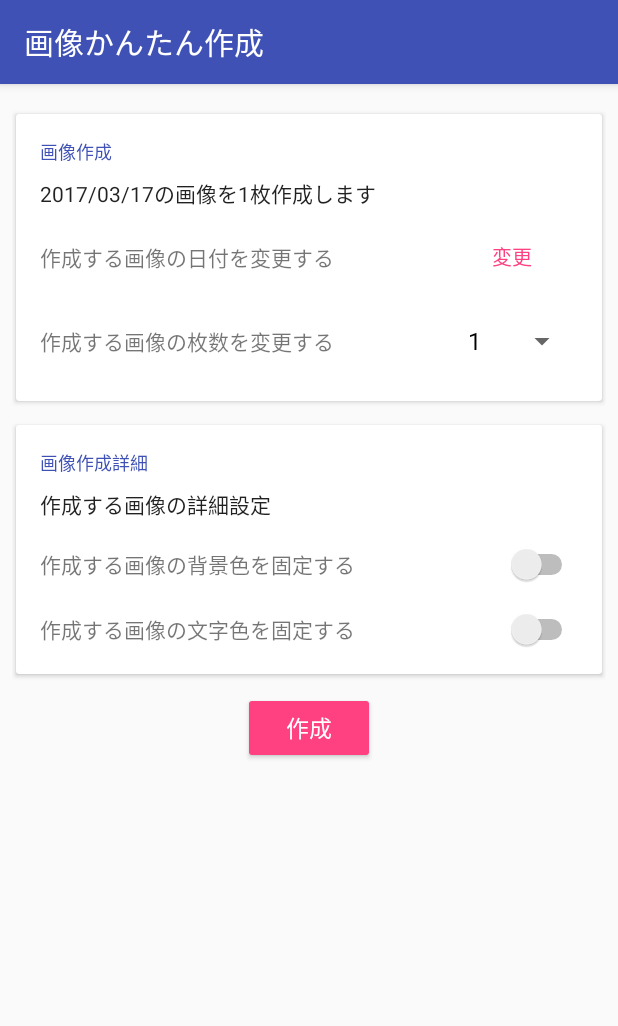
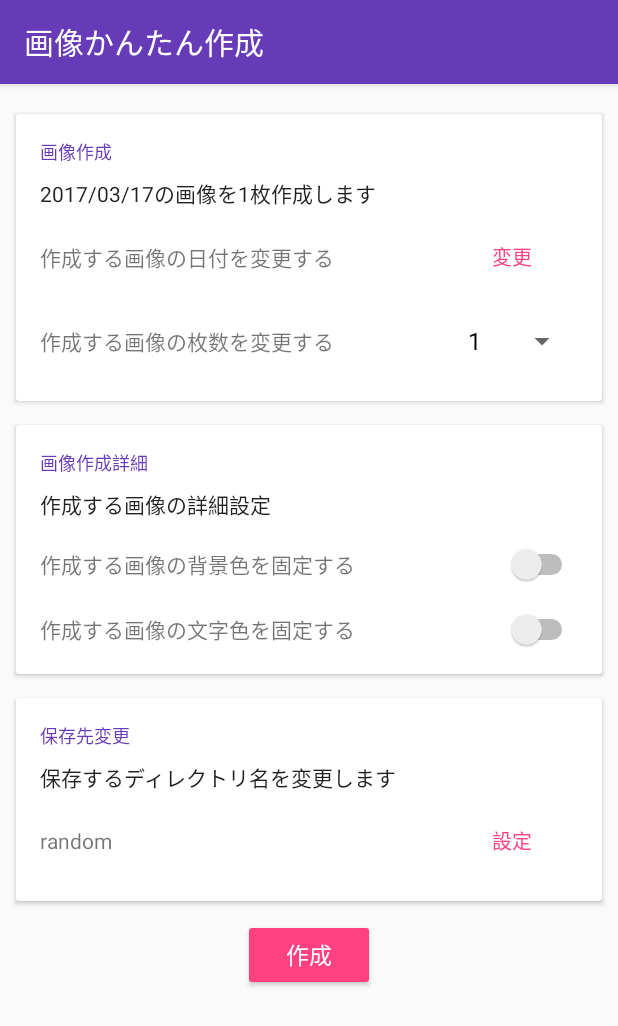
Before and after one commit to shts/SampleImageCreator, an Android app: the screen it shows after launch (MainActivity), on a phone screen of 412 x 824 dp. Shown: the top 1026 px of the screen. Run offline under Robolectric (Android 15) with nearby library versions, the phone set to English and light mode, and no system bars; our stand-ins replace ButterKnife; libraries missing offline, so code that uses them is left out: com.jakewharton.threetenabp, com.thebluealliance.spectrum, permissions.dispatcher, rx.android.schedulers, rx.schedulers and 1 more; 1 statement that could not run was skipped.

Commit message:
add feature

```diff
--- a/app/src/main/java/jp/shts/android/sampleimagecreator/MainActivity.java
+++ b/app/src/main/java/jp/shts/android/sampleimagecreator/MainActivity.java
@@ -3,6 +3,7 @@ package jp.shts.android.sampleimagecreator;
 import android.Manifest;
 import android.app.DatePickerDialog;
 import android.content.DialogInterface;
+import android.content.SharedPreferences;
 import android.net.Uri;
 import android.os.Bundle;
 import android.support.annotation.ColorInt;
@@ -11,11 +12,15 @@ import android.support.annotation.Nullable;
 import android.support.v4.util.Pair;
 import android.support.v7.app.AlertDialog;
 import android.support.v7.app.AppCompatActivity;
+import android.support.v7.preference.Preference;
+import android.view.LayoutInflater;
 import android.view.View;
+import android.view.ViewGroup;
 import android.widget.AdapterView;
 import android.widget.ArrayAdapter;
 import android.widget.CompoundButton;
 import android.widget.DatePicker;
+import android.widget.EditText;
 import android.widget.Spinner;
 import android.widget.Switch;
 import android.widget.TextView;
@@ -29,11 +34,14 @@ import org.threeten.bp.ZonedDateTime;
 import org.threeten.bp.format.DateTimeFormatter;
 
 import java.util.Locale;
+import java.util.prefs.PreferenceChangeEvent;
+import java.util.prefs.PreferenceChangeListener;
+import java.util.zip.Inflater;
 
 import butterknife.Bind;
 import butterknife.ButterKnife;
 import butterknife.OnClick;
-import jp.shts.android.sampleimagecreator.creator.SimpleImageCreator;
+import jp.shts.android.sampleimagecreator.creator.CustomImageCreator;
 import permissions.dispatcher.NeedsPermission;
 import permissions.dispatcher.OnNeverAskAgain;
 import permissions.dispatcher.OnPermissionDenied;
@@ -44,6 +52,8 @@ import rx.Subscriber;
 import rx.android.schedulers.AndroidSchedulers;
 import rx.schedulers.Schedulers;
 import rx.subscriptions.CompositeSubscription;
+
+import static jp.shts.android.sampleimagecreator.Store.KEY_DIRNAME;
 
 @RuntimePermissions
 public class MainActivity extends AppCompatActivity {
@@ -71,6 +81,9 @@ public class MainActivity extends AppCompatActivity {
     @Bind(R.id.background_color_preview)
     View colorPreviewBackground;
 
+    @Bind(R.id.dirname_text)
+    TextView editDirname;
+
     ZonedDateTime target;
 
     private int size = 10;
@@ -78,7 +91,17 @@ public class MainActivity extends AppCompatActivity {
     private Store store;
     private CompositeSubscription subscriptions = new CompositeSubscription();
     private FullscreenProgressDialog progressDialog;
-    private SimpleImageCreator creator;
+    private CustomImageCreator creator;
+
+    private SharedPreferences.OnSharedPreferenceChangeListener l
+            = new SharedPreferences.OnSharedPreferenceChangeListener() {
+        @Override
+        public void onSharedPreferenceChanged(SharedPreferences sharedPreferences, String key) {
+            if (KEY_DIRNAME.equals(key)) {
+                editDirname.setText(store.dirname());
+            }
+        }
+    };
 
     @Override
     protected void onCreate(@Nullable Bundle savedInstanceState) {
@@ -88,7 +111,7 @@ public class MainActivity extends AppCompatActivity {
 
         progressDialog = new FullscreenProgressDialog(this);
         store = new Store(this);
-        creator = new SimpleImageCreator(this) {
+        creator = new CustomImageCreator(this) {
 
             @Override
             protected int getBackgroundColor() {
@@ -175,6 +198,10 @@ public class MainActivity extends AppCompatActivity {
 
             }
         });
+
+        editDirname.setText(store.dirname());
+
+        store.pref().registerOnSharedPreferenceChangeListener(l);
     }
 
     private String createDateDescriptionText() {
@@ -219,6 +246,7 @@ public class MainActivity extends AppCompatActivity {
 
     @Override
     protected void onDestroy() {
+        store.pref().unregisterOnSharedPreferenceChangeListener(l);
         progressDialog.dismiss();
         subscriptions.unsubscribe();
         super.onDestroy();
@@ -325,4 +353,22 @@ public class MainActivity extends AppCompatActivity {
                 .show(MainActivity.this.getSupportFragmentManager(), "showColorPickerDialog");
     }
 
+    @OnClick(R.id.edit_dirname)
+    void onClickEditDirname() {
+        ViewGroup vg = (ViewGroup) LayoutInflater.from(this).inflate(R.layout.edit_dirname, null);
+        final EditText et = (EditText) vg.findViewById(R.id.editor);
+        et.setText(store.dirname());
+        new AlertDialog.Builder(this)
+                .setTitle("保存先のディレクトリ名を入力してください")
+                .setView(vg)
+                .setPositiveButton("設定", new DialogInterface.OnClickListener() {
+                    @Override
+                    public void onClick(DialogInterface dialog, int which) {
+                        store.dirname(et.getText().toString());
+                    }
+                })
+                .setNegativeButton("キャンセル", null)
+                .create()
+                .show();
+    }
 }
--- a/app/src/main/java/jp/shts/android/sampleimagecreator/Store.java
+++ b/app/src/main/java/jp/shts/android/sampleimagecreator/Store.java
@@ -1,21 +1,27 @@
 package jp.shts.android.sampleimagecreator;
 
+import android.annotation.SuppressLint;
 import android.content.Context;
 import android.content.SharedPreferences;
 import android.preference.PreferenceManager;
 import android.support.annotation.ColorInt;
 
-class Store {
+public class Store {
 
     private static final String KEY_ENABLE_BACKGROUND_COLOR = "key_background_color_enable";
     private static final String KEY_ENABLE_TEXT_COLOR = "key_text_color_enable";
     private static final String KEY_BACKGROUND_COLOR = "key_background_color";
     private static final String KEY_TEXT_COLOR = "key_text_color";
+    public static final String KEY_DIRNAME = "key_dirname";
 
     private final SharedPreferences pref;
 
-    Store(Context context) {
+    public Store(Context context) {
         this.pref = PreferenceManager.getDefaultSharedPreferences(context);
+    }
+
+    public SharedPreferences pref() {
+        return pref;
     }
 
     boolean checkedBackgroundColor() {
@@ -51,4 +57,13 @@ class Store {
     void textColor(@ColorInt int color) {
         pref.edit().putInt(KEY_TEXT_COLOR, color).apply();
     }
+
+    @SuppressLint("CommitPrefEdits")
+    public void dirname(String dirname) {
+        pref.edit().putString(KEY_DIRNAME, dirname).commit();
+    }
+
+    public String dirname() {
+        return pref.getString(KEY_DIRNAME, "random");
+    }
 }
--- /dev/null
+++ b/app/src/main/java/jp/shts/android/sampleimagecreator/creator/CustomImageCreator.java
@@ -0,0 +1,54 @@
+package jp.shts.android.sampleimagecreator.creator;
+
+import android.content.Context;
+import android.graphics.Canvas;
+import android.graphics.Paint;
+import android.graphics.Typeface;
+import android.support.annotation.NonNull;
+
+import jp.shts.android.sampleimagecreator.Store;
+
+public class CustomImageCreator extends SimpleImageCreator {
+
+    private static final String TAG = CustomImageCreator.class.getSimpleName();
+
+    private Store store;
+
+    public CustomImageCreator(@NonNull Context context) {
+        super(context);
+        store = new Store(context);
+    }
+
+    @Override
+    protected String getText() {
+        StringBuilder sb = new StringBuilder();
+        sb.append(getExifLocalDateTime().getYear()).append("/");
+        sb.append(getExifLocalDateTime().getMonthValue()).append("/");
+        sb.append(getExifLocalDateTime().getDayOfMonth());
+        return sb.toString();
+    }
+
+    @Override
+    protected void decorate(Canvas canvas) {
+        canvas.drawColor(getBackgroundColor());
+
+        Paint p = new Paint();
+        p.setColor(getPaintColor());
+
+        p.setTypeface(Typeface.DEFAULT_BOLD);
+        p.setTextSize(getTextSize());
+        canvas.drawText(getText(), getTextSize(), (IMAGE_HEIGHT / 2) + getTextSize() / 4, p);
+        canvas.save();
+    }
+
+    @Override
+    protected float getTextSize() {
+        return 300f;
+    }
+
+    @Override
+    protected String dirname() {
+        return store.dirname();
+    }
+
+}
--- a/app/src/main/java/jp/shts/android/sampleimagecreator/creator/SimpleImageCreator.java
+++ b/app/src/main/java/jp/shts/android/sampleimagecreator/creator/SimpleImageCreator.java
@@ -13,10 +13,10 @@ import org.threeten.bp.LocalDateTime;
 import java.io.File;
 import java.util.Random;
 
-public class SimpleImageCreator extends Creator {
+class SimpleImageCreator extends Creator {
 
-    private static final int IMAGE_WIDTH = 2000/*px*/;
-    private static final int IMAGE_HEIGHT = 1500/*px*/;
+    static final int IMAGE_WIDTH = 2000/*px*/;
+    static final int IMAGE_HEIGHT = 1500/*px*/;
     private static final int DEFAULT_BULK_CREATE_SIZE = 10;
 
     private final Colors colors;
@@ -38,10 +38,13 @@ public class SimpleImageCreator extends Creator {
         Paint p = new Paint();
         p.setColor(getPaintColor());
 
-        float textSize = 500;
-        p.setTextSize(textSize);
-        canvas.drawText(randomText(), (IMAGE_WIDTH / 2) - textSize, (IMAGE_HEIGHT / 2), p);
+        p.setTextSize(getTextSize());
+        canvas.drawText(getText(), (IMAGE_WIDTH / 2) - getTextSize(), (IMAGE_HEIGHT / 2), p);
         canvas.save();
+    }
+
+    protected float getTextSize() {
+        return 500;
     }
 
     @ColorInt
@@ -65,7 +68,7 @@ public class SimpleImageCreator extends Creator {
         if (dir == null) {
             return null;
         }
-        final File randomDir = new File(dir, "random");
+        final File randomDir = new File(dir, dirname());
         // ディレクトリじゃない同名ファイルがあれば削除
         if (randomDir.exists() && !randomDir.isDirectory()) {
             if (!randomDir.delete()) {
@@ -78,6 +81,10 @@ public class SimpleImageCreator extends Creator {
             }
         }
         return randomDir;
+    }
+
+    protected String dirname() {
+        return "random";
     }
 
     @Override
@@ -97,7 +104,7 @@ public class SimpleImageCreator extends Creator {
             "V", "W", "X", "Y", "Z"
     };
 
-    private String randomText() {
+    protected String getText() {
         Random r = new Random();
         String c = ALPHABET[r.nextInt(ALPHABET.length - 1)];
         int i = r.nextInt(99);
@@ -107,5 +114,4 @@ public class SimpleImageCreator extends Creator {
             return c + "0" + String.valueOf(i);
         }
     }
-
 }
--- a/app/src/main/res/layout/activity_main.xml
+++ b/app/src/main/res/layout/activity_main.xml
@@ -223,11 +223,69 @@
                         style="@style/Widget.SampleImage.Button.Borderless.Light"
                         android:layout_width="wrap_content"
                         android:layout_height="wrap_content"
-                        android:layout_gravity="right|end"
+                        android:layout_gravity="end"
                         android:text="変更" />
 
                 </LinearLayout>
 
+            </LinearLayout>
+
+        </android.support.v7.widget.CardView>
+
+        <android.support.v4.widget.Space
+            android:layout_width="match_parent"
+            android:layout_height="8dp" />
+
+        <android.support.v7.widget.CardView
+            android:layout_width="match_parent"
+            android:layout_height="wrap_content"
+            app:cardUseCompatPadding="true">
+
+            <LinearLayout
+                android:layout_width="match_parent"
+                android:layout_height="wrap_content"
+                android:orientation="vertical"
+                android:padding="16dp">
+
+                <TextView
+                    android:layout_width="match_parent"
+                    android:layout_height="wrap_content"
+                    android:gravity="left|start"
+                    android:text="保存先変更"
+                    android:textAppearance="@style/TextAppearance.AppCompat.Caption"
+                    android:textColor="@color/colorPrimary" />
+
+                <TextView
+                    style="@style/TextAppearance.AppCompat.Body1"
+                    android:layout_width="match_parent"
+                    android:layout_height="wrap_content"
+                    android:layout_marginTop="8dp"
+                    android:text="保存するディレクトリ名を変更します" />
+
+                <LinearLayout
+                    android:layout_width="match_parent"
+                    android:layout_height="wrap_content"
+                    android:layout_marginTop="8dp"
+                    android:gravity="center"
+                    android:orientation="horizontal">
+
+                    <TextView
+                        android:id="@+id/dirname_text"
+                        android:layout_width="0dp"
+                        android:layout_height="wrap_content"
+                        android:layout_weight="1"
+                        android:text="random"
+                        android:textAppearance="@style/TextAppearance.AppCompat.Small" />
+
+                    <Button
+                        android:id="@+id/edit_dirname"
+                        style="@style/Widget.SampleImage.Button.Borderless.Light"
+                        android:layout_width="wrap_content"
+                        android:layout_height="wrap_content"
+                        android:layout_gravity="right|end"
+                        android:text="設定" />
+
+                </LinearLayout>
             </LinearLayout>
 
         </android.support.v7.widget.CardView>
--- a/app/src/main/res/values/colors.xml
+++ b/app/src/main/res/values/colors.xml
@@ -1,6 +1,6 @@
 <?xml version="1.0" encoding="utf-8"?>
 <resources>
-    <color name="colorPrimary">#3F51B5</color>
-    <color name="colorPrimaryDark">#303F9F</color>
-    <color name="colorAccent">#FF4081</color>
+    <color name="colorPrimary">@color/deep_purple_500</color>
+    <color name="colorPrimaryDark">@color/deep_purple_700</color>
+    <color name="colorAccent">@color/pink_A200</color>
 </resources>
--- a/app/src/main/res/values/strings.xml
+++ b/app/src/main/res/values/strings.xml
@@ -3,6 +3,7 @@
     <string name="need_write_external_permission">このアプリはストレージへの書き込み権限が必要です。</string>
     <string-array name="bulk_size">
         <item>1</item>
+        <item>4</item>
         <item>5</item>
         <item>10</item>
         <item>15</item>
--- a/build.gradle
+++ b/build.gradle
@@ -5,7 +5,7 @@ buildscript {
         jcenter()
     }
     dependencies {
-        classpath 'com.android.tools.build:gradle:2.2.1'
+        classpath 'com.android.tools.build:gradle:2.2.2'
         classpath 'com.neenbedankt.gradle.plugins:android-apt:1.8'
         classpath 'com.github.dcendents:android-maven-gradle-plugin:1.5'
         // NOTE: Do not place your application dependencies here; they belong
```
Also changed, not shown: app/src/main/java/jp/shts/android/sampleimagecreator/creator/ImageCreator.java (+5 -5 lines), app/src/main/res/layout/edit_dirname.xml (added, +15 -0 lines).
